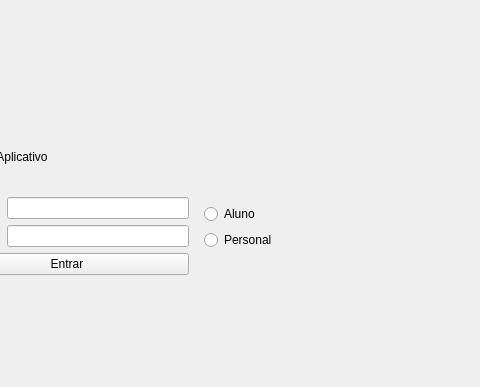
This is MainWindow.ui in luizafcamerini/ModelagemSoftware as Qt 5 draws it before an edit; both pictures show x 225 to 705 and y 0 to 387 of the 800 by 600 pixel window. The edited form follows.
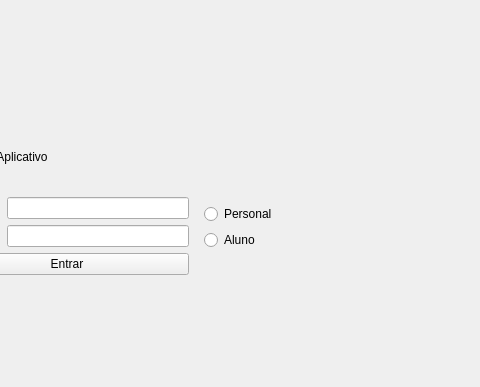
This is the edited form.

```diff
--- a/MainWindow.ui
+++ b/MainWindow.ui
@@ -45,14 +45,14 @@
           <item>
            <widget class="QRadioButton" name="personalRadioButton">
             <property name="text">
-             <string>Aluno</string>
+             <string>Personal</string>
             </property>
            </widget>
           </item>
           <item>
            <widget class="QRadioButton" name="alunoRadioButton">
             <property name="text">
-             <string>Personal</string>
+             <string>Aluno</string>
             </property>
            </widget>
           </item>
```
